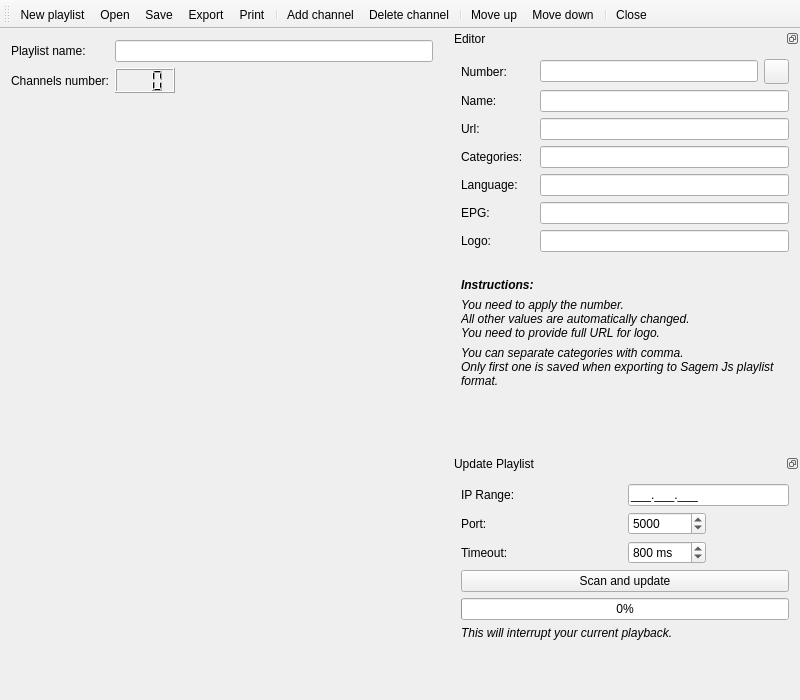
Old version of the form src/ui/playlist/PlaylistEdit.ui in the repository ntadej/tano.
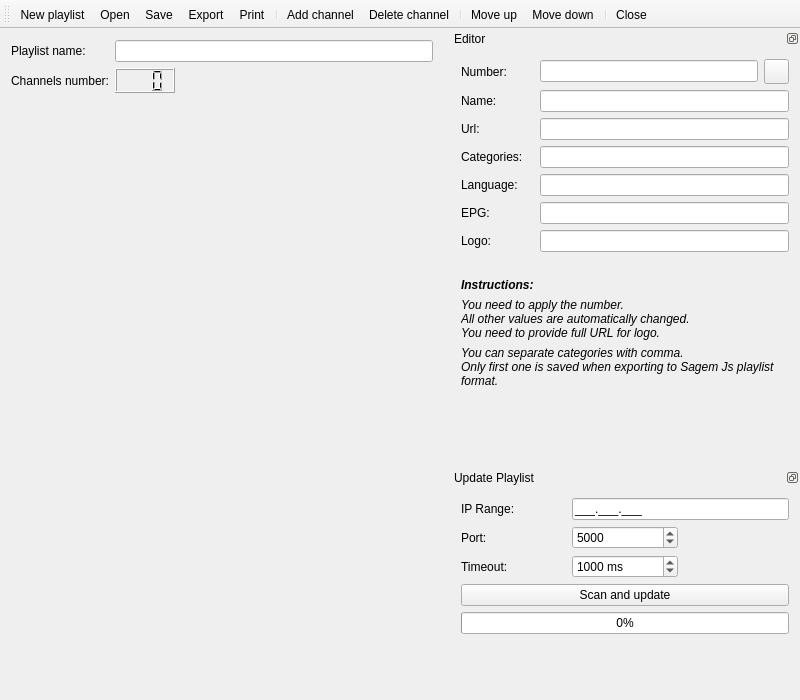
New version of the form. Icons and pictures are not drawn. Custom widgets are drawn as their Qt base class.

The edit to the form file:
```diff
--- a/src/ui/playlist/PlaylistEdit.ui
+++ b/src/ui/playlist/PlaylistEdit.ui
@@ -316,7 +316,7 @@
        </property>
       </widget>
      </item>
-     <item row="3" column="0" colspan="4">
+     <item row="3" column="0" colspan="3">
       <widget class="QPushButton" name="buttonUpdate">
        <property name="text">
         <string>Scan and update</string>
@@ -336,14 +336,14 @@
        </property>
       </widget>
      </item>
-     <item row="0" column="2" colspan="2">
+     <item row="0" column="1" colspan="2">
       <widget class="QLineEdit" name="ipFrom">
        <property name="inputMask">
         <string notr="true">000.000.000;_</string>
        </property>
       </widget>
      </item>
-     <item row="6" column="0">
+     <item row="5" column="0">
       <spacer name="verticalSpacer_2">
        <property name="orientation">
         <enum>Qt::Vertical</enum>
@@ -356,7 +356,7 @@
        </property>
       </spacer>
      </item>
-     <item row="2" column="2">
+     <item row="2" column="1">
       <widget class="QSpinBox" name="ipTimeout">
        <property name="suffix">
         <string> ms</string>
@@ -365,13 +365,13 @@
         <number>500</number>
        </property>
        <property name="maximum">
-        <number>2000</number>
+        <number>3000</number>
        </property>
        <property name="singleStep">
         <number>100</number>
        </property>
        <property name="value">
-        <number>800</number>
+        <number>1000</number>
        </property>
       </widget>
      </item>
@@ -382,7 +382,7 @@
        </property>
       </widget>
      </item>
-     <item row="1" column="2">
+     <item row="1" column="1">
       <widget class="QSpinBox" name="ipPort">
        <property name="minimum">
         <number>80</number>
@@ -395,7 +395,7 @@
        </property>
       </widget>
      </item>
-     <item row="4" column="0" colspan="4">
+     <item row="4" column="0" colspan="3">
       <widget class="QProgressBar" name="progressBar">
        <property name="minimum">
         <number>1</number>
@@ -408,13 +408,6 @@
        </property>
       </widget>
      </item>
-     <item row="5" column="0" colspan="4">
-      <widget class="QLabel" name="labelUpdate">
-       <property name="text">
-        <string>&lt;i&gt;This will interrupt your current playback.&lt;/i&gt;</string>
-       </property>
-      </widget>
-     </item>
     </layout>
    </widget>
   </widget>
```
